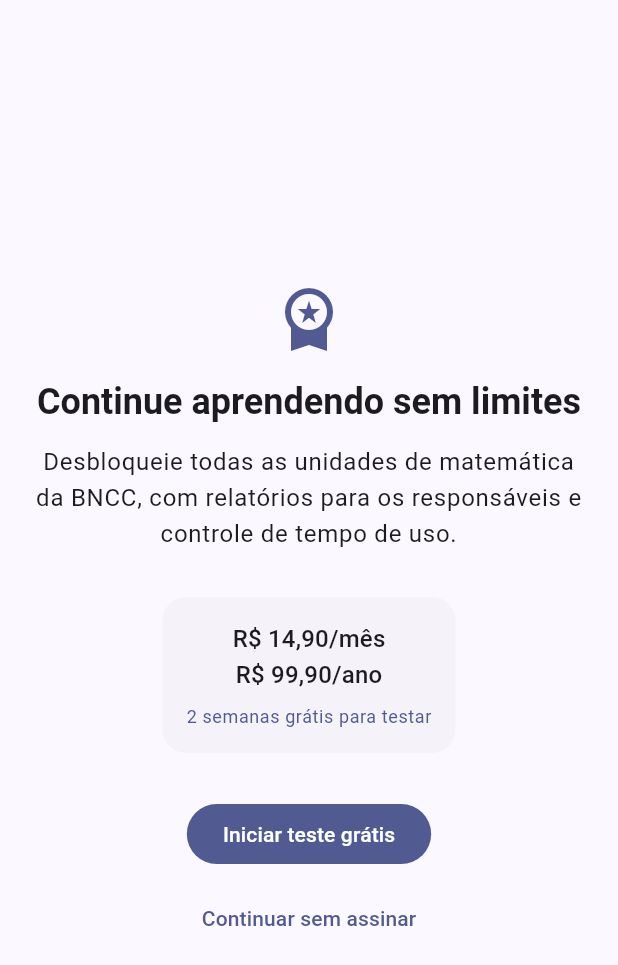
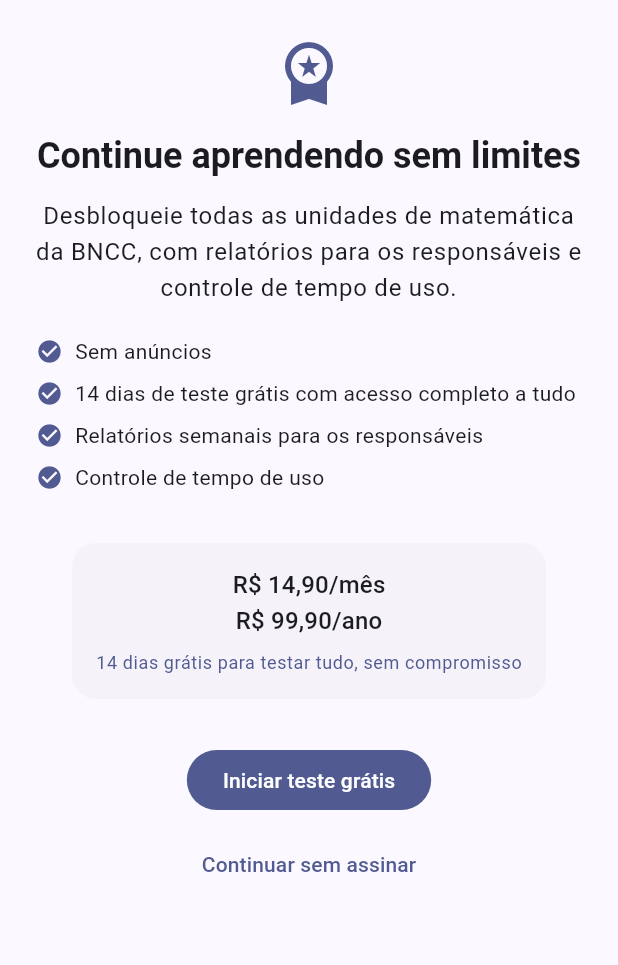
Before and after one commit to zka32101/shoukore_br_matematica, a Flutter app: the screen it shows after launch, swiped to page 3, on a phone screen of 412 x 824 dp. Shown: the top 965 px of the screen. Run offline on Flutter 3.47's test engine with Material 3 defaults, Android fonts, the phone set to English and light mode, and no system bars; missing offline and left inert: purchases_flutter, shoukore_core_global; generated files the repository leaves out were written again.

Commit message:
ペイウォールに広告なし/14日間全機能利用の特典リストを追加、画面構成を改善
- ペイウォール画面に「広告なし」「14日間の無料体験で全機能利用可能」
  「保護者向け週次レポート」「利用時間管理」をチェックリスト形式で
  明示し、一目で特典が分かるようにした。既存の課金ボタン/スキップは
  変更なし(広告SDKはアプリに元々組み込まれていない)。
  内容が増えたためSingleChildScrollViewでラップしオーバーフローを防止。
- ホーム画面の成長状態/利用時間カードに「Seu progresso」の見出しを追加。
  他セクション(Escolha uma unidade/Coleção/Relatório e configurações)と
  同様の構成にして画面全体の見通しを良くした。

Co-Authored-By: Claude Sonnet 5 <noreply@anthropic.com>
Claude-Session: https://claude.ai/code/session_01B8G91K6QozonSY7DXBeR1D

```diff
--- a/l10n/app_pt.arb
+++ b/l10n/app_pt.arb
@@ -70,7 +70,7 @@
   "onboardingPaywallBody": "Desbloqueie todas as unidades de matemática da BNCC, com relatórios para os responsáveis e controle de tempo de uso.",
   "onboardingPaywallMonthlyPrice": "R$ 14,90/mês",
   "onboardingPaywallYearlyPrice": "R$ 99,90/ano",
-  "onboardingPaywallTrialNote": "2 semanas grátis para testar",
+  "onboardingPaywallTrialNote": "14 dias grátis para testar tudo, sem compromisso",
   "onboardingPaywallStartTrialButton": "Iniciar teste grátis",
   "onboardingPaywallSkipButton": "Continuar sem assinar",
   "misconceptionHintSubtractionAsAddition": "Parece que você somou em vez de subtrair. Tente calcular a diferença entre os números!",
@@ -471,5 +471,9 @@
         "type": "int"
       }
     }
-  }
+  },
+  "onboardingPaywallBenefitNoAds": "Sem anúncios",
+  "onboardingPaywallBenefitFullTrial": "14 dias de teste grátis com acesso completo a tudo",
+  "onboardingPaywallBenefitReports": "Relatórios semanais para os responsáveis",
+  "onboardingPaywallBenefitScreenTime": "Controle de tempo de uso"
 }
--- a/l10n/app_pt_BR.arb
+++ b/l10n/app_pt_BR.arb
@@ -70,7 +70,7 @@
   "onboardingPaywallBody": "Desbloqueie todas as unidades de matemática da BNCC, com relatórios para os responsáveis e controle de tempo de uso.",
   "onboardingPaywallMonthlyPrice": "R$ 14,90/mês",
   "onboardingPaywallYearlyPrice": "R$ 99,90/ano",
-  "onboardingPaywallTrialNote": "2 semanas grátis para testar",
+  "onboardingPaywallTrialNote": "14 dias grátis para testar tudo, sem compromisso",
   "onboardingPaywallStartTrialButton": "Iniciar teste grátis",
   "onboardingPaywallSkipButton": "Continuar sem assinar",
   "misconceptionHintSubtractionAsAddition": "Parece que você somou em vez de subtrair. Tente calcular a diferença entre os números!",
@@ -471,5 +471,9 @@
         "type": "int"
       }
     }
-  }
+  },
+  "onboardingPaywallBenefitNoAds": "Sem anúncios",
+  "onboardingPaywallBenefitFullTrial": "14 dias de teste grátis com acesso completo a tudo",
+  "onboardingPaywallBenefitReports": "Relatórios semanais para os responsáveis",
+  "onboardingPaywallBenefitScreenTime": "Controle de tempo de uso"
 }
--- a/lib/home_screen.dart
+++ b/lib/home_screen.dart
@@ -362,6 +362,7 @@ class _HomeScreenState extends State<HomeScreen> {
               child: Column(
                 crossAxisAlignment: CrossAxisAlignment.stretch,
                 children: [
+                _SectionLabel(label: 'Seu progresso'),
                 _GrowthHeroCard(
                   key: const Key('growthStatusTile'),
                   stageIcon: _stageVisual[_growthRepository!.stage]!.$1,
--- a/lib/onboarding_screen.dart
+++ b/lib/onboarding_screen.dart
@@ -63,10 +63,7 @@ class _OnboardingScreenState extends State<OnboardingScreen> {
           controller: _pageController,
           physics: const NeverScrollableScrollPhysics(),
           children: [
-            _WelcomePage(
-              l10n: l10n,
-              onNext: () => _goToPage(1),
-            ),
+            _WelcomePage(l10n: l10n, onNext: () => _goToPage(1)),
             _AhaQuizPage(
               l10n: l10n,
               correct: _quizCorrect,
@@ -116,7 +113,9 @@ class _WelcomePage extends StatelessWidget {
             l10n.onboardingWelcomeTitle,
             key: const Key('onboardingWelcomeTitle'),
             textAlign: TextAlign.center,
-            style: theme.textTheme.headlineSmall?.copyWith(fontWeight: FontWeight.bold),
+            style: theme.textTheme.headlineSmall?.copyWith(
+              fontWeight: FontWeight.bold,
+            ),
           ),
           const SizedBox(height: 12),
           Text(
@@ -164,7 +163,9 @@ class _AhaQuizPage extends StatelessWidget {
         children: [
           Text(
             l10n.onboardingQuizTitle,
-            style: theme.textTheme.titleLarge?.copyWith(fontWeight: FontWeight.bold),
+            style: theme.textTheme.titleLarge?.copyWith(
+              fontWeight: FontWeight.bold,
+            ),
           ),
           const SizedBox(height: 24),
           Text(
@@ -184,7 +185,9 @@ class _AhaQuizPage extends StatelessWidget {
                   height: 56,
                   child: ElevatedButton(
                     key: Key('onboardingQuizChoice_$choice'),
-                    onPressed: correct ? null : () => onAnswered(choice == _correctChoice),
+                    onPressed: correct
+                        ? null
+                        : () => onAnswered(choice == _correctChoice),
                     child: Text('$choice'),
                   ),
                 ),
@@ -198,7 +201,11 @@ class _AhaQuizPage extends StatelessWidget {
               curve: Curves.elasticOut,
               child: Column(
                 children: [
-                  Icon(Icons.celebration, size: 48, color: theme.colorScheme.primary),
+                  Icon(
+                    Icons.celebration,
+                    size: 48,
+                    color: theme.colorScheme.primary,
+                  ),
                   const SizedBox(height: 8),
                   Text(
                     l10n.onboardingQuizCorrectFeedback,
@@ -268,7 +275,9 @@ class _PaywallPageState extends State<_PaywallPage> {
   Future<void> _purchase(Package package) async {
     setState(() => _purchasing = true);
     try {
-      final entitlement = await widget.entitlementReader!.purchasePackage(package);
+      final entitlement = await widget.entitlementReader!.purchasePackage(
+        package,
+      );
       widget.onPurchased(entitlement);
     } catch (_) {
       if (mounted) setState(() => _purchasing = false);
@@ -282,22 +291,68 @@ class _PaywallPageState extends State<_PaywallPage> {
     final packages = _offering?.availablePackages ?? const <Package>[];
     return Padding(
       padding: const EdgeInsets.all(24),
+      // 要点リストを追加して内容が増えたため、画面が小さい端末でも
+      // RenderFlexオーバーフローにならないようスクロール可能にする。
+      child: SingleChildScrollView(
         child: Column(
           mainAxisAlignment: MainAxisAlignment.center,
           children: [
-          Icon(Icons.workspace_premium, size: 48, color: theme.colorScheme.primary),
+            Icon(
+              Icons.workspace_premium,
+              size: 48,
+              color: theme.colorScheme.primary,
+            ),
             const SizedBox(height: 16),
             Text(
               l10n.onboardingPaywallTitle,
               key: const Key('onboardingPaywallTitle'),
               textAlign: TextAlign.center,
-            style: theme.textTheme.headlineSmall?.copyWith(fontWeight: FontWeight.bold),
+              style: theme.textTheme.headlineSmall?.copyWith(
+                fontWeight: FontWeight.bold,
+              ),
             ),
             const SizedBox(height: 12),
             Text(
               l10n.onboardingPaywallBody,
               textAlign: TextAlign.center,
               style: theme.textTheme.bodyLarge,
+            ),
+            const SizedBox(height: 16),
+            // 「広告なし」「14日間すべて利用可能」など、児童の保護者が購入判断
+            // しやすいよう要点を一目で分かるリスト形式で示す。
+            Align(
+              alignment: Alignment.centerLeft,
+              child: Column(
+                crossAxisAlignment: CrossAxisAlignment.start,
+                mainAxisSize: MainAxisSize.min,
+                children: [
+                  for (final benefit in [
+                    l10n.onboardingPaywallBenefitNoAds,
+                    l10n.onboardingPaywallBenefitFullTrial,
+                    l10n.onboardingPaywallBenefitReports,
+                    l10n.onboardingPaywallBenefitScreenTime,
+                  ])
+                    Padding(
+                      padding: const EdgeInsets.symmetric(vertical: 4),
+                      child: Row(
+                        children: [
+                          Icon(
+                            Icons.check_circle,
+                            size: 18,
+                            color: theme.colorScheme.primary,
+                          ),
+                          const SizedBox(width: 8),
+                          Expanded(
+                            child: Text(
+                              benefit,
+                              style: theme.textTheme.bodyMedium,
+                            ),
+                          ),
+                        ],
+                      ),
+                    ),
+                ],
+              ),
             ),
             const SizedBox(height: 24),
             if (packages.isNotEmpty)
@@ -307,8 +362,12 @@ class _PaywallPageState extends State<_PaywallPage> {
                     Padding(
                       padding: const EdgeInsets.only(bottom: 8),
                       child: FilledButton(
-                      key: Key('onboardingPurchasePackage_${package.identifier}'),
-                      onPressed: _purchasing ? null : () => _purchase(package),
+                        key: Key(
+                          'onboardingPurchasePackage_${package.identifier}',
+                        ),
+                        onPressed: _purchasing
+                            ? null
+                            : () => _purchase(package),
                         child: Text(
                           '${package.storeProduct.title} - ${package.storeProduct.priceString}',
                         ),
@@ -322,12 +381,20 @@ class _PaywallPageState extends State<_PaywallPage> {
                   padding: const EdgeInsets.all(16),
                   child: Column(
                     children: [
-                    Text(l10n.onboardingPaywallMonthlyPrice, style: theme.textTheme.titleMedium),
-                    Text(l10n.onboardingPaywallYearlyPrice, style: theme.textTheme.titleMedium),
+                      Text(
+                        l10n.onboardingPaywallMonthlyPrice,
+                        style: theme.textTheme.titleMedium,
+                      ),
+                      Text(
+                        l10n.onboardingPaywallYearlyPrice,
+                        style: theme.textTheme.titleMedium,
+                      ),
                       const SizedBox(height: 8),
                       Text(
                         l10n.onboardingPaywallTrialNote,
-                      style: theme.textTheme.bodySmall?.copyWith(color: theme.colorScheme.primary),
+                        style: theme.textTheme.bodySmall?.copyWith(
+                          color: theme.colorScheme.primary,
+                        ),
                       ),
                     ],
                   ),
@@ -350,6 +417,7 @@ class _PaywallPageState extends State<_PaywallPage> {
             ),
           ],
         ),
+      ),
     );
   }
 }
```
Also changed, not shown: 1 other file. Lines whose indentation alone changed are shown as unchanged.
